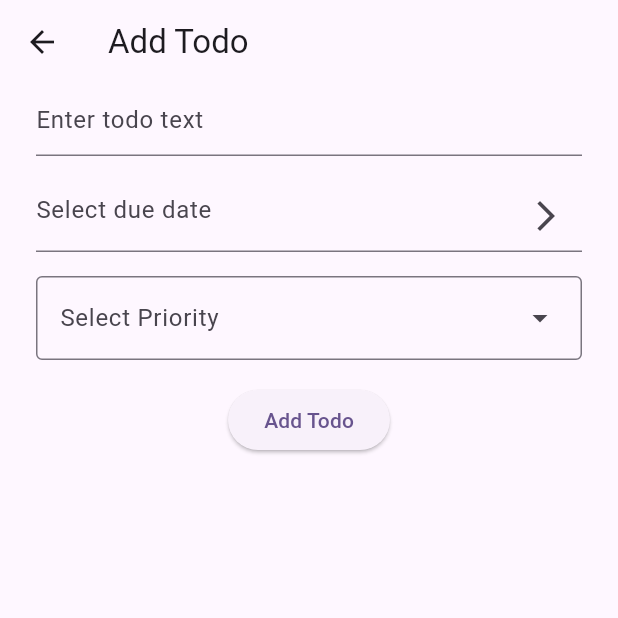
After one commit to ktul15/todo_list_poc_task, a Flutter app: the AddTodoView screen opened directly, on a phone screen of 412 x 824 dp, the top half of it. The commit adds this screen. Run offline on Flutter 3.47's test engine with Material 3 defaults, Android fonts, the phone set to English and light mode, and no system bars; our stand-ins replace bloc, dio, equatable, flutter_bloc, go_router; generated files the repository leaves out were written again; network calls fail.

Commit message:
feat: add todo page
add todo form with validation, create new todo and send via post request, navigate back to todo list page and display newly added todo first in the list

```diff
--- a/lib/core/router/path_constants.dart
+++ b/lib/core/router/path_constants.dart
@@ -1,4 +1,5 @@
 class PathConstants {
   static const todos = "/todos";
   static const profile = "/profile";
+  static const addTodo = "/addTodo";
 }
--- a/lib/core/router/router.dart
+++ b/lib/core/router/router.dart
@@ -2,6 +2,7 @@ import 'package:flutter/material.dart';
 import 'package:flutter_gen/gen_l10n/app_localizations.dart';
 import 'package:go_router/go_router.dart';
 import 'package:todo_list_poc_task/core/router/path_constants.dart';
+import 'package:todo_list_poc_task/feature/add_todo/presentation/view/add_todo_page.dart';
 import 'package:todo_list_poc_task/feature/profile/profile_screen.dart';
 import 'package:todo_list_poc_task/feature/todo_list/presentation/view/todo_list_page.dart';
 
@@ -34,7 +35,15 @@ final goRouter = GoRouter(
                 pageBuilder: (context, state) => const NoTransitionPage(
                       child: TodoListPage(),
                     ),
+                routes: [
+                  GoRoute(
+                      name: PathConstants.addTodo,
+                      path: PathConstants.addTodo,
+                      pageBuilder: (context, state) => const NoTransitionPage(
+                            child: AddTodoPage(),
                           ),
+                      routes: []),
+                ]),
           ],
         ),
         StatefulShellBranch(
--- /dev/null
+++ b/lib/core/router/utils/input_field_formatters.dart
@@ -0,0 +1,23 @@
+import 'package:flutter/services.dart';
+
+class NoLeadingSpaceFormatter extends TextInputFormatter {
+  @override
+  TextEditingValue formatEditUpdate(
+    TextEditingValue oldValue,
+    TextEditingValue newValue,
+  ) {
+    if (newValue.text.startsWith(' ')) {
+      final String trimedText = newValue.text.trimLeft();
+
+      return TextEditingValue(
+        text: trimedText,
+        selection: TextSelection(
+          baseOffset: trimedText.length,
+          extentOffset: trimedText.length,
+        ),
+      );
+    }
+
+    return newValue;
+  }
+}
--- /dev/null
+++ b/lib/feature/add_todo/presentation/bloc/add_todo_bloc.dart
@@ -0,0 +1,44 @@
+import 'package:bloc/bloc.dart';
+import 'package:equatable/equatable.dart';
+import 'package:intl/intl.dart';
+import 'package:todo_list_poc_task/feature/todo_remote_data_source/models/todo.dart';
+import 'package:todo_list_poc_task/feature/todo_repository/todo_repository.dart';
+
+part 'add_todo_event.dart';
+part 'add_todo_state.dart';
+
+class AddTodoBloc extends Bloc<AddTodoEvent, AddTodoState> {
+  AddTodoBloc(super.initialState, {required TodoRepository todoRepository}) {
+    _todoRepository = todoRepository;
+    on<AddTodoTextChanged>(_onTodoTextChanged);
+    on<AddTodoDateChanged>(_onTodoDateChanged);
+    on<AddTodoPriorityChanged>(_onTodoPriorityChanged);
+    on<AddTodoFormSubmitted>(_onTodoFormSubmitted);
+  }
+
+  late TodoRepository _todoRepository;
+
+  void _onTodoTextChanged(AddTodoTextChanged event, Emitter emit) {
+    emit(state.copyWith(text: event.text));
+  }
+
+  void _onTodoDateChanged(AddTodoDateChanged event, Emitter emit) {
+    emit(state.copyWith(dueDate: event.date));
+  }
+
+  void _onTodoPriorityChanged(AddTodoPriorityChanged event, Emitter emit) {
+    emit(state.copyWith(todoPriority: event.todoPriority));
+  }
+
+  void _onTodoFormSubmitted(AddTodoFormSubmitted event, Emitter emit) async {
+    Todo todo = Todo(
+      text: state.text,
+      date: DateFormat().format(state.dueDate ?? DateTime.now()),
+      isCompleted: false,
+      priority: state.todoPriority?.text ?? "",
+    );
+    final newlyAddedTodo = await _todoRepository.addTodo(todo);
+    print("new: $newlyAddedTodo");
+    emit(state.copyWith(newlyAddedTodo: newlyAddedTodo));
+  }
+}
--- /dev/null
+++ b/lib/feature/add_todo/presentation/bloc/add_todo_event.dart
@@ -0,0 +1,27 @@
+part of 'add_todo_bloc.dart';
+
+sealed class AddTodoEvent {
+  const AddTodoEvent();
+}
+
+class AddTodoTextChanged extends AddTodoEvent {
+  const AddTodoTextChanged({required this.text});
+
+  final String text;
+}
+
+class AddTodoDateChanged extends AddTodoEvent {
+  const AddTodoDateChanged({required this.date});
+
+  final DateTime date;
+}
+
+class AddTodoPriorityChanged extends AddTodoEvent {
+  const AddTodoPriorityChanged({required this.todoPriority});
+
+  final TodoPriority todoPriority;
+}
+
+class AddTodoFormSubmitted extends AddTodoEvent {
+  const AddTodoFormSubmitted();
+}
--- /dev/null
+++ b/lib/feature/add_todo/presentation/bloc/add_todo_state.dart
@@ -0,0 +1,47 @@
+part of 'add_todo_bloc.dart';
+
+class AddTodoState extends Equatable {
+  AddTodoState({
+    required this.text,
+    this.dueDate,
+    this.todoPriority,
+    this.newlyAddedTodo,
+  });
+
+  final String text;
+  DateTime? dueDate;
+  TodoPriority? todoPriority = TodoPriority.low;
+  Todo? newlyAddedTodo;
+
+  @override
+  List<Object> get props => [
+        text,
+        dueDate ?? DateTime.now(),
+        todoPriority ?? TodoPriority.low,
+        newlyAddedTodo ?? Todo(),
+      ];
+
+  AddTodoState copyWith({
+    String? text,
+    DateTime? dueDate,
+    TodoPriority? todoPriority,
+    Todo? newlyAddedTodo,
+  }) {
+    return AddTodoState(
+      text: text ?? this.text,
+      dueDate: dueDate ?? this.dueDate,
+      todoPriority: todoPriority ?? this.todoPriority,
+      newlyAddedTodo: newlyAddedTodo ?? this.newlyAddedTodo,
+    );
+  }
+}
+
+enum TodoPriority {
+  low(text: "Low"),
+  medium(text: "Medium"),
+  high(text: "High");
+
+  const TodoPriority({required this.text});
+
+  final String text;
+}
--- /dev/null
+++ b/lib/feature/add_todo/presentation/view/add_todo_view.dart
@@ -0,0 +1,161 @@
+import 'package:flutter/material.dart';
+import 'package:flutter_bloc/flutter_bloc.dart';
+import 'package:flutter_gen/gen_l10n/app_localizations.dart';
+import 'package:go_router/go_router.dart';
+import 'package:intl/intl.dart';
+import 'package:todo_list_poc_task/feature/add_todo/presentation/bloc/add_todo_bloc.dart';
+
+import '../../../../core/router/utils/input_field_formatters.dart';
+
+class AddTodoView extends StatelessWidget {
+  AddTodoView({super.key});
+
+  final TextEditingController dateController = TextEditingController();
+  GlobalKey<FormState> formKey = GlobalKey();
+
+  @override
+  Widget build(BuildContext context) {
+    final appLocalizations = AppLocalizations.of(context);
+    return Scaffold(
+      appBar: AppBar(
+        automaticallyImplyLeading: true,
+        title: Text(appLocalizations!.addTodoPage_appBarTitle),
+      ),
+      body: BlocConsumer<AddTodoBloc, AddTodoState>(
+        listener: (context, state) {
+          print("here");
+          if (state.newlyAddedTodo != null) {
+            context.pop(state.newlyAddedTodo);
+          }
+        },
+        builder: (context, state) {
+          return SingleChildScrollView(
+            child: Column(
+              children: [
+                Padding(
+                  padding: const EdgeInsets.symmetric(horizontal: 24),
+                  child: Form(
+                    key: formKey,
+                    child: Column(
+                      children: [
+                        TextFormField(
+                          initialValue: context.read<AddTodoBloc>().state.text,
+                          inputFormatters: [
+                            NoLeadingSpaceFormatter(),
+                          ],
+                          decoration: InputDecoration(
+                            hintText:
+                                appLocalizations.addTodoPage_textfield_hint,
+                          ),
+                          onChanged: (value) {
+                            context
+                                .read<AddTodoBloc>()
+                                .add(AddTodoTextChanged(text: value));
+                          },
+                          validator: (value) {
+                            if (value == null || value.trim().isEmpty) {
+                              return appLocalizations
+                                  .addTodoPage_textfield_empty_null_error;
+                            } else {
+                              return null;
+                            }
+                          },
+                          autovalidateMode: AutovalidateMode.onUserInteraction,
+                        ),
+                        const SizedBox(
+                          height: 16,
+                        ),
+                        TextFormField(
+                          readOnly: true,
+                          controller: dateController,
+                          decoration: InputDecoration(
+                            hintText:
+                                appLocalizations.addTodoPage_dueDatefield_hint,
+                            suffixIcon: const Icon(
+                              Icons.arrow_forward_ios,
+                            ),
+                          ),
+                          onTap: () async {
+                            final pickedDate = await showDatePicker(
+                              context: context,
+                              firstDate: DateTime.now(),
+                              lastDate: DateTime.now().add(
+                                const Duration(
+                                  days: 365,
+                                ),
+                              ),
+                            );
+
+                            if (pickedDate != null) {
+                              dateController.text =
+                                  DateFormat("MMM dd, yyy").format(pickedDate);
+                              context.read<AddTodoBloc>().add(
+                                    AddTodoDateChanged(
+                                      date: pickedDate,
+                                    ),
+                                  );
+                            }
+                          },
+                          validator: (value) {
+                            if (context.read<AddTodoBloc>().state.dueDate ==
+                                null) {
+                              return appLocalizations
+                                  .addTodoPage_dueDatefield_empty_null_error;
+                            } else {
+                              return null;
+                            }
+                          },
+                          autovalidateMode: AutovalidateMode.onUserInteraction,
+                        ),
+                        const SizedBox(
+                          height: 16,
+                        ),
+                        DropdownMenu<TodoPriority>(
+                          width: MediaQuery.of(context).size.width - 48,
+                          label:
+                              Text(appLocalizations.addTodoPage_dropdown_label),
+                          dropdownMenuEntries: TodoPriority.values.map((value) {
+                            print("val: $value");
+                            return DropdownMenuEntry<TodoPriority>(
+                              value: value,
+                              label: value.text,
+                            );
+                          }).toList(),
+                          onSelected: (value) {
+                            if (value != null) {
+                              context.read<AddTodoBloc>().add(
+                                    AddTodoPriorityChanged(
+                                      todoPriority: value,
+                                    ),
+                                  );
+                            }
+                          },
+                        ),
+                        const SizedBox(
+                          height: 16,
+                        ),
+                        ElevatedButton(
+                          onPressed: () {
+                            if (formKey.currentState?.validate() == true) {
+                              // submit form
+                              final state = context.read<AddTodoBloc>().state;
+                              context.read<AddTodoBloc>().add(
+                                    const AddTodoFormSubmitted(),
+                                  );
+                            }
+                          },
+                          child: Text(
+                              appLocalizations.addTodoPage_add_button_label),
+                        ),
+                      ],
+                    ),
+                  ),
+                ),
+              ],
+            ),
+          );
+        },
+      ),
+    );
+  }
+}
--- a/lib/feature/todo_list/domain/models/todo.dart
+++ /dev/null
@@ -1,11 +0,0 @@
-class Todo {
-  const Todo({
-    required this.text,
-    required this.date,
-    required this.isCompleted,
-  });
-
-  final String text;
-  final String date;
-  final bool isCompleted;
-}
--- a/lib/feature/todo_list/presentation/bloc/todo_list_bloc.dart
+++ b/lib/feature/todo_list/presentation/bloc/todo_list_bloc.dart
@@ -1,8 +1,9 @@
 import 'package:equatable/equatable.dart';
 import 'package:flutter_bloc/flutter_bloc.dart';
-import 'package:todo_list_poc_task/feature/todo_list/domain/repository/todo_repository.dart';
+import 'package:intl/intl.dart';
+import 'package:todo_list_poc_task/feature/todo_repository/todo_repository.dart';
 
-import '../../domain/models/todo.dart';
+import '../../../todo_remote_data_source/models/todo.dart';
 
 part 'todo_list_event.dart';
 part 'todo_list_state.dart';
@@ -11,6 +12,7 @@ class TodoListBloc extends Bloc<TodoListEvent, TodoListState> {
   TodoListBloc(super.initialState, {required TodoRepository todoRepository}) {
     _todoRepository = todoRepository;
     on<TodoListLoaded>(_onInitial);
+    on<TodoListNewTodoAdded>(_onNewTodoAdded);
 
     add(TodoListLoaded());
   }
@@ -20,9 +22,34 @@ class TodoListBloc extends Bloc<TodoListEvent, TodoListState> {
   void _onInitial(TodoListLoaded event, Emitter emit) async {
     emit(const TodoListInProgress());
 
-    final todoList = await _todoRepository.getTodos();
+    final res = await _todoRepository.getTodos();
+
+    List<Todo> todoList = [];
+
+    res.forEach((todo) {
+      todoList.add(
+        Todo(
+          text: todo.text ?? "",
+          date: DateFormat("dd MMM yyyy").format(DateTime.now()),
+          isCompleted: todo.isCompleted ?? false,
+          priority: todo.priority,
+        ),
+      );
+    });
+
     print("to: ${todoList.length}");
 
-    emit(TodoListSuccess(todoList: todoList));
+    emit(TodoListSuccess(todoList: todoList.reversed.toList()));
+  }
+
+  void _onNewTodoAdded(TodoListNewTodoAdded event, Emitter emit) async {
+    // emit(const TodoListInProgress());
+
+    final previousTodoList =
+        (state as TodoListSuccess).todoList.reversed.toList();
+    final newTodoList = [...previousTodoList, event.todo];
+    print("newTodoList: ${newTodoList.length}");
+
+    emit(TodoListSuccess(todoList: newTodoList.reversed.toList()));
   }
 }
--- a/lib/feature/todo_list/presentation/bloc/todo_list_event.dart
+++ b/lib/feature/todo_list/presentation/bloc/todo_list_event.dart
@@ -7,3 +7,9 @@ sealed class TodoListEvent {
 class TodoListLoaded extends TodoListEvent {
   TodoListLoaded();
 }
+
+class TodoListNewTodoAdded extends TodoListEvent {
+  TodoListNewTodoAdded({required this.todo});
+
+  final Todo todo;
+}
--- a/lib/feature/todo_list/presentation/view/todo_list_page.dart
+++ b/lib/feature/todo_list/presentation/view/todo_list_page.dart
@@ -1,9 +1,9 @@
 import 'package:flutter/material.dart';
 import 'package:flutter_bloc/flutter_bloc.dart';
-import 'package:todo_list_poc_task/feature/todo_list/data/todo_remote_data_source.dart';
-import 'package:todo_list_poc_task/feature/todo_list/domain/repository/todo_repository.dart';
 import 'package:todo_list_poc_task/feature/todo_list/presentation/bloc/todo_list_bloc.dart';
 import 'package:todo_list_poc_task/feature/todo_list/presentation/view/todo_list_view.dart';
+import 'package:todo_list_poc_task/feature/todo_remote_data_source/todo_remote_data_source.dart';
+import 'package:todo_list_poc_task/feature/todo_repository/todo_repository.dart';
 
 class TodoListPage extends StatelessWidget {
   const TodoListPage({super.key});
--- /dev/null
+++ b/lib/feature/todo_remote_data_source/models/todo.dart
@@ -0,0 +1,24 @@
+class Todo {
+  String? text;
+  String? date;
+  String? priority;
+  bool? isCompleted;
+
+  Todo({this.text, this.date, this.priority, this.isCompleted});
+
+  Todo.fromJson(Map<String, dynamic> json) {
+    text = json['title'];
+    date = json['date'];
+    priority = json['priority'];
+    isCompleted = json['completed'];
+  }
+
+  Map<String, dynamic> toJson() {
+    final Map<String, dynamic> data = new Map<String, dynamic>();
+    data['title'] = this.text;
+    data['date'] = this.date;
+    data['priority'] = this.priority;
+    data['isCompleted'] = this.isCompleted;
+    return data;
+  }
+}
--- a/lib/feature/todo_list/data/todo_remote_data_source.dart
+++ b/lib/feature/todo_remote_data_source/todo_remote_data_source.dart
@@ -1,6 +1,6 @@
 import 'package:dio/dio.dart';
 
-import 'models/todo_list_response.dart';
+import 'models/todo.dart';
 
 class TodoRemoteDataSource {
   TodoRemoteDataSource() {
@@ -26,16 +26,27 @@ class TodoRemoteDataSource {
 
   late Dio _dio;
 
-  Future<List<TodoListResponse>> getTodos() async {
+  Future<List<Todo>> getTodos() async {
     final res = await _dio.get("/");
 
     print("res from api = ${res.data}");
 
-    List<TodoListResponse> todosList =
-        List.generate(res.data.length ?? 0, (index) {
-      return TodoListResponse.fromJson(res.data[index]);
+    List<Todo> todosList = List.generate(res.data.length ?? 0, (index) {
+      return Todo.fromJson(res.data[index]);
     });
 
     return todosList;
   }
+
+  Future<Todo> addTodo(Todo todo) async {
+    final res = await _dio.post(
+      "/",
+      data: todo.toJson(),
+    );
+
+    print("res from api = ${res.data}");
+    Todo todoRes = Todo.fromJson(res.data);
+
+    return todoRes;
+  }
 }
--- /dev/null
+++ b/lib/feature/todo_repository/todo_repository.dart
@@ -0,0 +1,27 @@
+import 'package:todo_list_poc_task/feature/todo_remote_data_source/todo_remote_data_source.dart';
+
+import '../todo_remote_data_source/models/todo.dart';
+
+class TodoRepository {
+  const TodoRepository({required this.todoRemoteDataSource});
+
+  final TodoRemoteDataSource todoRemoteDataSource;
+
+  Future<List<Todo>> getTodos() async {
+    final res = await todoRemoteDataSource.getTodos();
+
+    print("res from repo = ${res}");
+
+    return res;
+  }
+
+  Future<Todo> addTodo(Todo todo) async {
+    Todo todoRequest = Todo(
+      text: todo.text,
+      date: todo.date,
+      isCompleted: todo.isCompleted,
+      priority: todo.priority,
+    );
+    return await todoRemoteDataSource.addTodo(todoRequest);
+  }
+}
--- a/lib/l10n/app_en.arb
+++ b/lib/l10n/app_en.arb
@@ -1,5 +1,13 @@
 {
   "todoList": "Todo List",
   "profile": "Profile",
-  "todos": "Todos"
+  "todos": "Todos",
+
+  "addTodoPage_appBarTitle": "Add Todo",
+  "addTodoPage_textfield_hint": "Enter todo text",
+  "addTodoPage_textfield_empty_null_error": "Please enter todo text",
+  "addTodoPage_dueDatefield_hint": "Select due date",
+  "addTodoPage_dueDatefield_empty_null_error": "Please select a date",
+  "addTodoPage_dropdown_label": "Select Priority",
+  "addTodoPage_add_button_label": "Add Todo"
 }
--- a/pubspec.yaml
+++ b/pubspec.yaml
@@ -43,6 +43,7 @@ dependencies:
   flutter_bloc: ^8.1.6
   equatable: ^2.0.5
   dio: ^5.7.0
+  fluttertoast: ^8.2.8
 
 dev_dependencies:
   flutter_test:
```
Also changed, not shown: lib/feature/add_todo/presentation/view/add_todo_page.dart (added, +24 -0 lines), lib/feature/todo_list/domain/repository/todo_repository.dart (deleted, +0 -30 lines), lib/feature/todo_list/presentation/view/todo_list_view.dart (+19 -3 lines), pubspec.lock, 3 other files. Lines whose indentation alone changed are shown as unchanged.
